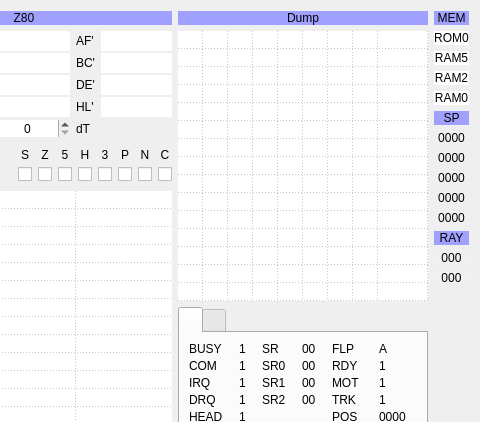
Qt form ui/debuger.ui (samstyle/Xpeccy) before a commit; both pictures show x 135 to 615 and y 0 to 422 of the 615 by 536 pixel window.
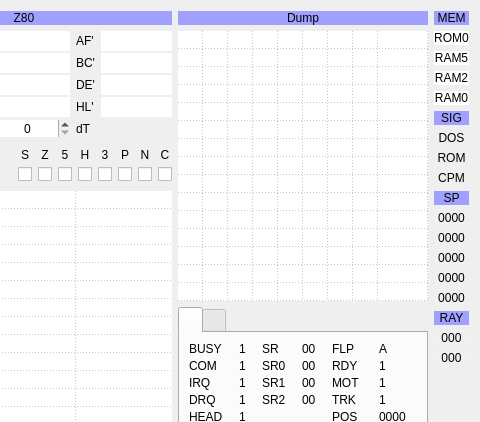
The same form after that commit. Icons and pictures are not drawn.

Commit message: build 20150608 [+] Showing DOS,ROM,CPM signals in deBUGa

What changed in the file:
```diff
--- a/ui/debuger.ui
+++ b/ui/debuger.ui
@@ -1302,6 +1302,49 @@
        </property>
       </widget>
      </item>
+     <item>
+      <widget class="QLabel" name="label_55">
+       <property name="styleSheet">
+        <string notr="true">background-color: rgb(160, 160, 255);</string>
+       </property>
+       <property name="text">
+        <string>SIG</string>
+       </property>
+       <property name="alignment">
+        <set>Qt::AlignCenter</set>
+       </property>
+      </widget>
+     </item>
+     <item>
+      <widget class="QLabel" name="labDOS">
+       <property name="text">
+        <string>DOS</string>
+       </property>
+       <property name="alignment">
+        <set>Qt::AlignCenter</set>
+       </property>
+      </widget>
+     </item>
+     <item>
+      <widget class="QLabel" name="labROM">
+       <property name="text">
+        <string>ROM</string>
+       </property>
+       <property name="alignment">
+        <set>Qt::AlignCenter</set>
+       </property>
+      </widget>
+     </item>
+     <item>
+      <widget class="QLabel" name="labCPM">
+       <property name="text">
+        <string>CPM</string>
+       </property>
+       <property name="alignment">
+        <set>Qt::AlignCenter</set>
+       </property>
+      </widget>
+     </item>
      <item>
       <widget class="QLabel" name="label_27">
        <property name="styleSheet">
```
The commit also changes 2 other files.
